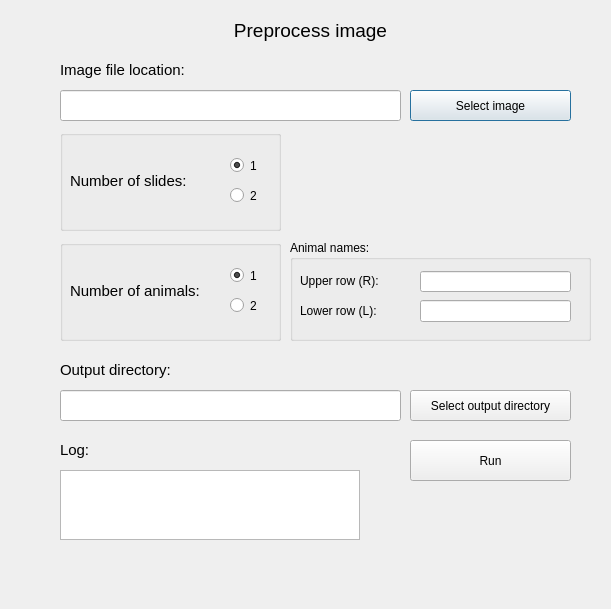
This is src/gui/preprocess.ui in Turku-BioImaging/mouse-brain-alignment-tool as Qt 5 draws it before an edit. The edited form follows.
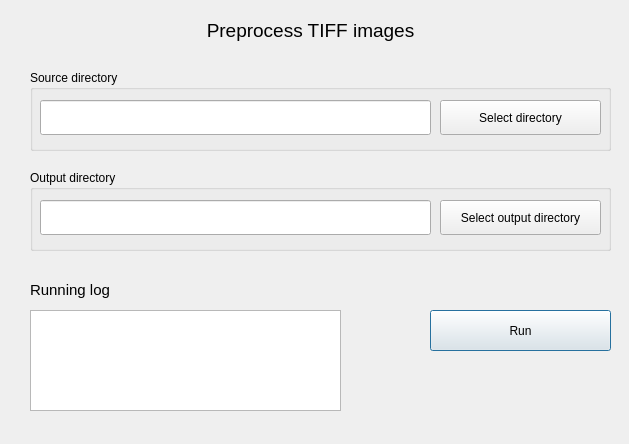
This is the edited form.

Patch:
```diff
--- a/src/gui/preprocess.ui
+++ b/src/gui/preprocess.ui
@@ -9,42 +9,19 @@
    <rect>
     <x>0</x>
     <y>0</y>
-    <width>611</width>
-    <height>609</height>
+    <width>629</width>
+    <height>444</height>
    </rect>
   </property>
   <property name="windowTitle">
    <string>Preprocess image...</string>
   </property>
-  <widget class="QLineEdit" name="image_fname_textbox">
+  <widget class="QPushButton" name="run_button">
    <property name="geometry">
     <rect>
-     <x>60</x>
-     <y>90</y>
-     <width>341</width>
-     <height>31</height>
-    </rect>
-   </property>
-  </widget>
-  <widget class="QPushButton" name="select_image">
-   <property name="geometry">
-    <rect>
-     <x>410</x>
-     <y>90</y>
-     <width>161</width>
-     <height>31</height>
-    </rect>
-   </property>
-   <property name="text">
-    <string>Select image</string>
-   </property>
-  </widget>
-  <widget class="QPushButton" name="process">
-   <property name="geometry">
-    <rect>
-     <x>410</x>
-     <y>440</y>
-     <width>161</width>
+     <x>430</x>
+     <y>310</y>
+     <width>181</width>
      <height>41</height>
     </rect>
    </property>
@@ -67,273 +44,17 @@
     </font>
    </property>
    <property name="text">
-    <string>Preprocess image</string>
+    <string>Preprocess TIFF images</string>
    </property>
    <property name="alignment">
     <set>Qt::AlignCenter</set>
    </property>
   </widget>
-  <widget class="QLabel" name="select_image_file">
-   <property name="geometry">
-    <rect>
-     <x>60</x>
-     <y>50</y>
-     <width>351</width>
-     <height>41</height>
-    </rect>
-   </property>
-   <property name="font">
-    <font>
-     <pointsize>11</pointsize>
-    </font>
-   </property>
-   <property name="text">
-    <string>&lt;html&gt;&lt;head/&gt;&lt;body&gt;&lt;p&gt;Image file location:&lt;/p&gt;&lt;/body&gt;&lt;/html&gt;</string>
-   </property>
-  </widget>
-  <widget class="QGroupBox" name="group_num_animals">
-   <property name="enabled">
-    <bool>true</bool>
-   </property>
-   <property name="geometry">
-    <rect>
-     <x>60</x>
-     <y>240</y>
-     <width>221</width>
-     <height>101</height>
-    </rect>
-   </property>
-   <property name="title">
-    <string/>
-   </property>
-   <widget class="QRadioButton" name="num_animals_1">
-    <property name="geometry">
-     <rect>
-      <x>170</x>
-      <y>20</y>
-      <width>51</width>
-      <height>31</height>
-     </rect>
-    </property>
-    <property name="text">
-     <string>1</string>
-    </property>
-    <property name="checkable">
-     <bool>true</bool>
-    </property>
-    <property name="checked">
-     <bool>true</bool>
-    </property>
-   </widget>
-   <widget class="QRadioButton" name="num_animals_2">
-    <property name="geometry">
-     <rect>
-      <x>170</x>
-      <y>50</y>
-      <width>51</width>
-      <height>31</height>
-     </rect>
-    </property>
-    <property name="text">
-     <string>2</string>
-    </property>
-    <property name="checked">
-     <bool>false</bool>
-    </property>
-   </widget>
-   <widget class="QLabel" name="label_4">
-    <property name="geometry">
-     <rect>
-      <x>10</x>
-      <y>30</y>
-      <width>151</width>
-      <height>41</height>
-     </rect>
-    </property>
-    <property name="font">
-     <font>
-      <pointsize>11</pointsize>
-     </font>
-    </property>
-    <property name="text">
-     <string>Number of animals:</string>
-    </property>
-   </widget>
-  </widget>
-  <widget class="QGroupBox" name="group_slides">
-   <property name="geometry">
-    <rect>
-     <x>60</x>
-     <y>130</y>
-     <width>221</width>
-     <height>101</height>
-    </rect>
-   </property>
-   <property name="title">
-    <string/>
-   </property>
-   <widget class="QRadioButton" name="num_slides_1">
-    <property name="geometry">
-     <rect>
-      <x>170</x>
-      <y>20</y>
-      <width>41</width>
-      <height>31</height>
-     </rect>
-    </property>
-    <property name="text">
-     <string>1</string>
-    </property>
-    <property name="checked">
-     <bool>true</bool>
-    </property>
-   </widget>
-   <widget class="QRadioButton" name="num_slides_2">
-    <property name="enabled">
-     <bool>true</bool>
-    </property>
-    <property name="geometry">
-     <rect>
-      <x>170</x>
-      <y>50</y>
-      <width>51</width>
-      <height>31</height>
-     </rect>
-    </property>
-    <property name="text">
-     <string>2</string>
-    </property>
-    <property name="checked">
-     <bool>false</bool>
-    </property>
-   </widget>
-   <widget class="QLabel" name="label">
-    <property name="geometry">
-     <rect>
-      <x>10</x>
-      <y>30</y>
-      <width>141</width>
-      <height>41</height>
-     </rect>
-    </property>
-    <property name="font">
-     <font>
-      <pointsize>11</pointsize>
-     </font>
-    </property>
-    <property name="text">
-     <string>Number of slides:</string>
-    </property>
-   </widget>
-  </widget>
-  <widget class="QGroupBox" name="group_animal_names">
-   <property name="geometry">
-    <rect>
-     <x>290</x>
-     <y>240</y>
-     <width>301</width>
-     <height>101</height>
-    </rect>
-   </property>
-   <property name="title">
-    <string>Animal names:</string>
-   </property>
-   <widget class="QLineEdit" name="animal_right_name_textbox">
-    <property name="geometry">
-     <rect>
-      <x>130</x>
-      <y>31</y>
-      <width>151</width>
-      <height>21</height>
-     </rect>
-    </property>
-   </widget>
-   <widget class="QLineEdit" name="animal_left_name_textbox">
-    <property name="geometry">
-     <rect>
-      <x>130</x>
-      <y>60</y>
-      <width>151</width>
-      <height>22</height>
-     </rect>
-    </property>
-    <property name="frame">
-     <bool>true</bool>
-    </property>
-   </widget>
-   <widget class="QLabel" name="upper_row">
-    <property name="geometry">
-     <rect>
-      <x>10</x>
-      <y>30</y>
-      <width>111</width>
-      <height>21</height>
-     </rect>
-    </property>
-    <property name="text">
-     <string>Upper row (R):</string>
-    </property>
-   </widget>
-   <widget class="QLabel" name="lower_row">
-    <property name="geometry">
-     <rect>
-      <x>10</x>
-      <y>60</y>
-      <width>111</width>
-      <height>21</height>
-     </rect>
-    </property>
-    <property name="text">
-     <string>Lower row (L):</string>
-    </property>
-   </widget>
-  </widget>
-  <widget class="QLabel" name="output_directory_label">
-   <property name="geometry">
-    <rect>
-     <x>60</x>
-     <y>350</y>
-     <width>131</width>
-     <height>41</height>
-    </rect>
-   </property>
-   <property name="font">
-    <font>
-     <pointsize>11</pointsize>
-    </font>
-   </property>
-   <property name="text">
-    <string>&lt;html&gt;&lt;head/&gt;&lt;body&gt;&lt;p&gt;Output directory:&lt;/p&gt;&lt;/body&gt;&lt;/html&gt;</string>
-   </property>
-  </widget>
-  <widget class="QPushButton" name="select_output_directory">
-   <property name="geometry">
-    <rect>
-     <x>410</x>
-     <y>390</y>
-     <width>161</width>
-     <height>31</height>
-    </rect>
-   </property>
-   <property name="text">
-    <string>Select output directory</string>
-   </property>
-  </widget>
-  <widget class="QLineEdit" name="output_directory_textbox">
-   <property name="geometry">
-    <rect>
-     <x>60</x>
-     <y>390</y>
-     <width>341</width>
-     <height>31</height>
-    </rect>
-   </property>
-  </widget>
   <widget class="QLabel" name="log_textbox_label">
    <property name="geometry">
     <rect>
-     <x>60</x>
-     <y>430</y>
+     <x>30</x>
+     <y>270</y>
      <width>131</width>
      <height>41</height>
     </rect>
@@ -344,35 +65,94 @@
     </font>
    </property>
    <property name="text">
-    <string>&lt;html&gt;&lt;head/&gt;&lt;body&gt;&lt;p&gt;Log:&lt;/p&gt;&lt;/body&gt;&lt;/html&gt;</string>
+    <string>&lt;html&gt;&lt;head/&gt;&lt;body&gt;&lt;p&gt;Running log&lt;/p&gt;&lt;/body&gt;&lt;/html&gt;</string>
    </property>
   </widget>
   <widget class="QTextEdit" name="log_textbox">
    <property name="geometry">
     <rect>
-     <x>60</x>
-     <y>470</y>
-     <width>300</width>
-     <height>70</height>
+     <x>30</x>
+     <y>310</y>
+     <width>311</width>
+     <height>101</height>
     </rect>
    </property>
-    <property name="readOnly">
-     <bool>true</bool>
+   <property name="readOnly">
+    <bool>true</bool>
+   </property>
+  </widget>
+  <widget class="QGroupBox" name="source_group_box">
+   <property name="geometry">
+    <rect>
+     <x>30</x>
+     <y>70</y>
+     <width>581</width>
+     <height>81</height>
+    </rect>
+   </property>
+   <property name="title">
+    <string>Source directory</string>
+   </property>
+   <widget class="QLineEdit" name="source_dir_textbox">
+    <property name="geometry">
+     <rect>
+      <x>10</x>
+      <y>30</y>
+      <width>391</width>
+      <height>35</height>
+     </rect>
     </property>
+   </widget>
+   <widget class="QPushButton" name="select_source_dir_button">
+    <property name="geometry">
+     <rect>
+      <x>410</x>
+      <y>30</y>
+      <width>161</width>
+      <height>35</height>
+     </rect>
+    </property>
+    <property name="text">
+     <string>Select directory</string>
+    </property>
+   </widget>
   </widget>
-  <zorder>group_slides</zorder>
-  <zorder>group_num_animals</zorder>
-  <zorder>image_fname_textbox</zorder>
-  <zorder>select_image</zorder>
-  <zorder>process</zorder>
-  <zorder>label_2</zorder>
-  <zorder>select_image_file</zorder>
-  <zorder>group_animal_names</zorder>
-  <zorder>output_directory_label</zorder>
-  <zorder>select_output_directory</zorder>
-  <zorder>output_directory_textbox</zorder>
-  <zorder>log_textbox_label</zorder>
-  <zorder>log_textbox</zorder>
+  <widget class="QGroupBox" name="output_group_box">
+   <property name="geometry">
+    <rect>
+     <x>30</x>
+     <y>170</y>
+     <width>581</width>
+     <height>81</height>
+    </rect>
+   </property>
+   <property name="title">
+    <string>Output directory</string>
+   </property>
+   <widget class="QLineEdit" name="output_dir_textbox">
+    <property name="geometry">
+     <rect>
+      <x>10</x>
+      <y>30</y>
+      <width>391</width>
+      <height>35</height>
+     </rect>
+    </property>
+   </widget>
+   <widget class="QPushButton" name="select_output_directory">
+    <property name="geometry">
+     <rect>
+      <x>410</x>
+      <y>30</y>
+      <width>161</width>
+      <height>35</height>
+     </rect>
+    </property>
+    <property name="text">
+     <string>Select output directory</string>
+    </property>
+   </widget>
+  </widget>
  </widget>
  <resources/>
  <connections/>
```
Left out of the diff: 8 changed lines with no effect on the pictures.
